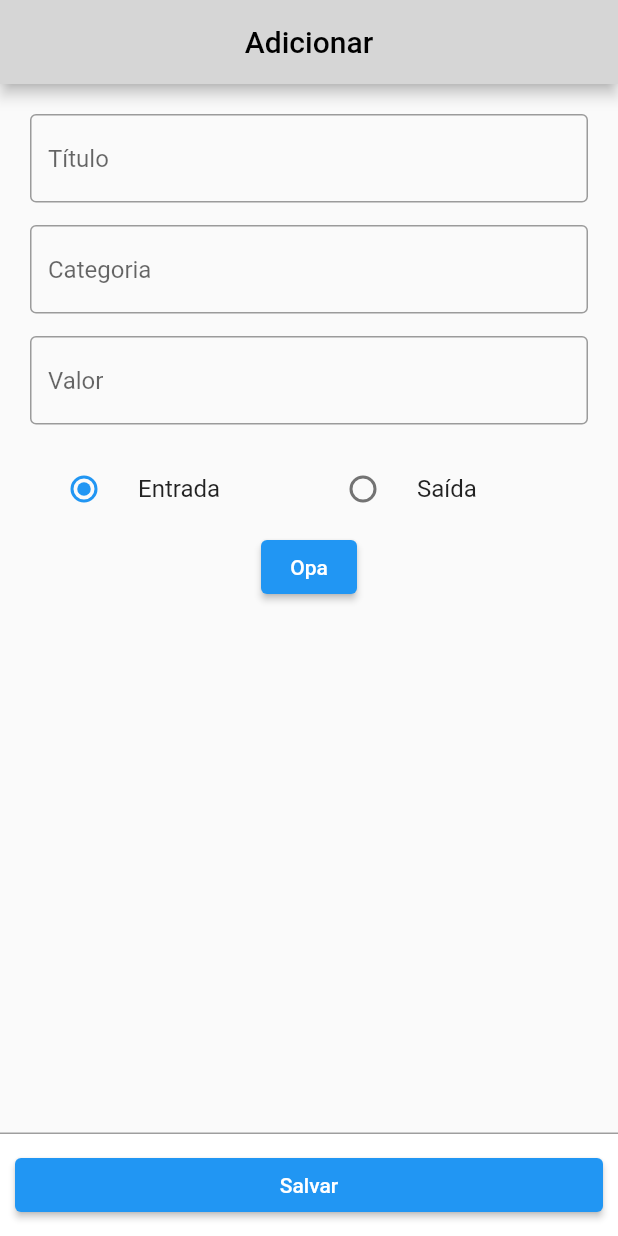
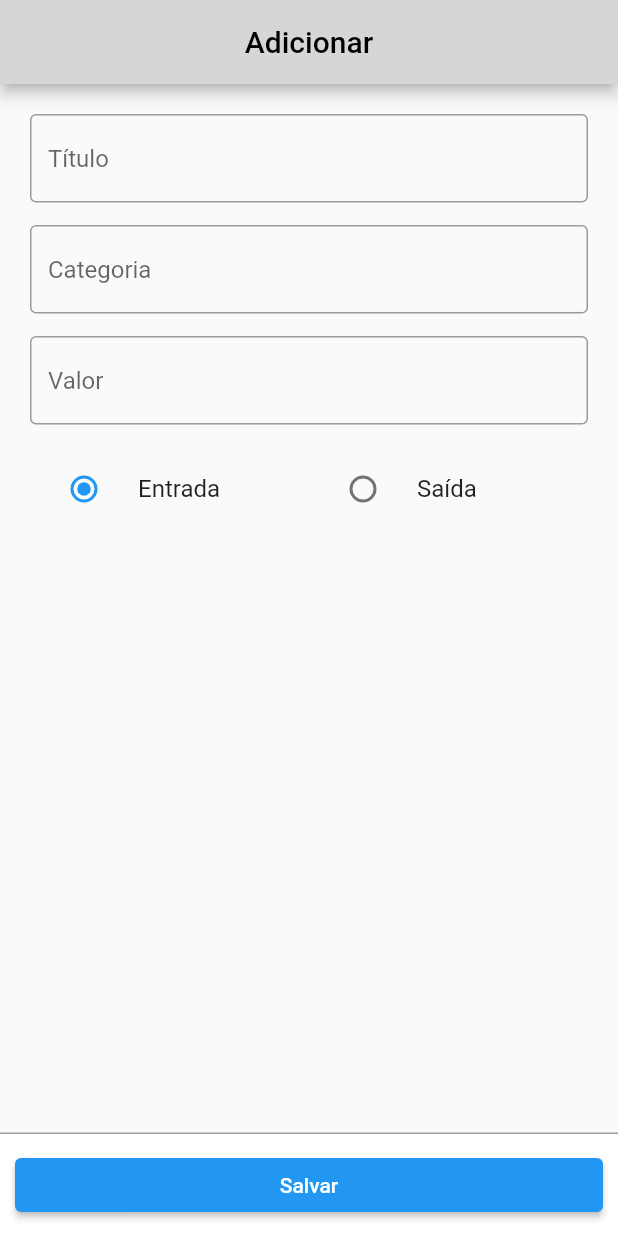
Before and after one commit to GustavoBorgesSouza/Flutter-Study-Projects, a Flutter app: the screen it shows after launch, scrolled down 123 dp, after a tap on "Adicionar", on a phone screen of 412 x 824 dp. Run offline on Flutter 3.47's test engine with Material 2 defaults, Android fonts, the phone set to English and light mode, and no system bars; our stand-ins replace signature.

Commit message:
Estado manipulado e refinado
MVP quase completo, faltam pequenos ajustes de validação e dados aparecendo na tela

```diff
--- a/bank_app/lib/components/CardTransacao.dart
+++ b/bank_app/lib/components/CardTransacao.dart
@@ -29,7 +29,7 @@ class CardTransacao extends StatelessWidget {
         style: textStyle.copyWith(fontSize: 16),
       ),
       trailing: Text(
-        "R\$ ${historico[index].entrada ? historico[index].valor : -historico[index].valor}",
+        "R\$ ${historico[index].entrada ? historico[index].valor.toStringAsFixed(2) : -historico[index].valor}",
         style: historico[index].entrada
             ? textStyle.copyWith(
                 color: Colors.green[700], fontWeight: FontWeight.bold)
--- /dev/null
+++ b/bank_app/lib/components/FootterBotao.dart
@@ -0,0 +1,78 @@
+import 'package:favoriter/screens/AddExtratoPage.dart';
+import 'package:flutter/material.dart';
+
+import '../screens/HistoricoPage.dart';
+import '../state_extratoBancario.dart';
+import 'FormsCadastro.dart';
+
+class BotaoEnvioForm extends StatelessWidget {
+  BotaoEnvioForm({
+    super.key,
+    required this.index,
+    GlobalKey<FormState>? formKey,
+    opcaoTransacao? opcao,
+    this.extratoCriado,
+    this.tituloController,
+    this.categoriaController,
+    this.valorController,
+    this.appState,
+  })  : _formKey = formKey,
+        _opcao = opcao;
+
+  GlobalKey<FormState>? _formKey;
+  opcaoTransacao? _opcao;
+  Extrato? extratoCriado;
+  TextEditingController? tituloController;
+  TextEditingController? categoriaController;
+  TextEditingController? valorController;
+  MyAppState? appState;
+  final bool index;
+
+  @override
+  Widget build(BuildContext context) {
+    return Container(
+      padding: EdgeInsets.all(10),
+      decoration: BoxDecoration(
+          color: Colors.white,
+          border: Border(top: BorderSide(color: Colors.black38))),
+      width: MediaQuery.of(context).size.width,
+      margin: EdgeInsets.only(top: 10),
+      child: ElevatedButton(
+        onPressed: () {
+          if (index) {
+            Navigator.of(context).push(
+              MaterialPageRoute(
+                builder: (context) => AddExtractPage(),
+              ),
+            );
+          } else {
+            if (_formKey!.currentState!.validate()) {
+              _opcao == opcaoTransacao.entrada
+                  ? extratoCriado!.entrada = true
+                  : extratoCriado!.entrada = false;
+              extratoCriado!.nome = tituloController!.text;
+              extratoCriado!.categoria = categoriaController!.text;
+              extratoCriado!.valor = double.parse(valorController!.text);
+
+              print(""""
+          nome ${extratoCriado!.nome}
+          categoria ${extratoCriado!.categoria}
+          valor ${extratoCriado!.valor}
+          entrada ${extratoCriado!.entrada}
+    """);
+              appState!.adicionarExtrato(extratoCriado!);
+              appState!.calcularExtrato();
+
+              Navigator.of(context).push(
+                MaterialPageRoute(
+                  builder: (context) => HistoryPage(),
+                ),
+              );
+            }
+          }
+        },
+        child: Text(index ? "Adicionar" : "Salvar"),
+      ),
+    );
+  }
+}
--- a/bank_app/lib/components/FormsCadastro.dart
+++ b/bank_app/lib/components/FormsCadastro.dart
@@ -1,9 +1,8 @@
-import 'dart:ffi';
-
 import 'package:flutter/material.dart';
 import 'package:provider/provider.dart';
 
 import '../state_extratoBancario.dart';
+import 'FootterBotao.dart';
 
 enum opcaoTransacao { entrada, saida }
 
@@ -32,7 +31,9 @@ class _FormsCadastroState extends State<FormsCadastro> {
   Widget build(BuildContext context) {
     var appState = context.watch<MyAppState>();
 
-    return Expanded(
+    return Column(
+      children: [
+        Expanded(
           child: Column(
             children: [
               Container(
@@ -41,12 +42,15 @@ class _FormsCadastroState extends State<FormsCadastro> {
                   key: _formKey,
                   child: Column(
                     children: [
-                  InputExtrato(myController: tituloController, label: "Título"),
+                      InputExtrato(
+                          myController: tituloController, label: "Título"),
                       SizedBox(height: 15),
                       InputExtrato(
-                      myController: categoriaController, label: "Categoria"),
+                          myController: categoriaController,
+                          label: "Categoria"),
                       SizedBox(height: 15),
-                  InputExtrato(myController: valorController, label: "Valor"),
+                      InputExtrato(
+                          myController: valorController, label: "Valor"),
                       SizedBox(height: 15),
                       Row(
                         children: [
@@ -78,6 +82,13 @@ class _FormsCadastroState extends State<FormsCadastro> {
                           ),
                         ],
                       ),
+                    ],
+                  ),
+                ),
+              ),
+            ],
+          ),
+        ),
         BotaoEnvioForm(
           formKey: _formKey,
           opcao: _opcao,
@@ -86,61 +97,10 @@ class _FormsCadastroState extends State<FormsCadastro> {
           categoriaController: categoriaController,
           valorController: valorController,
           appState: appState,
+          index: false,
         ),
       ],
-              ),
-            ),
-          ),
-        ],
-      ),
     );
-  }
-}
-
-class BotaoEnvioForm extends StatelessWidget {
-  const BotaoEnvioForm({
-    super.key,
-    required GlobalKey<FormState> formKey,
-    required opcaoTransacao? opcao,
-    required this.extratoCriado,
-    required this.tituloController,
-    required this.categoriaController,
-    required this.valorController,
-    required this.appState,
-  })  : _formKey = formKey,
-        _opcao = opcao;
-
-  final GlobalKey<FormState> _formKey;
-  final opcaoTransacao? _opcao;
-  final Extrato extratoCriado;
-  final TextEditingController tituloController;
-  final TextEditingController categoriaController;
-  final TextEditingController valorController;
-  final MyAppState appState;
-
-  @override
-  Widget build(BuildContext context) {
-    return ElevatedButton(
-        onPressed: () {
-          if (_formKey.currentState!.validate()) {
-            _opcao == opcaoTransacao.entrada
-                ? extratoCriado.entrada = true
-                : extratoCriado.entrada = false;
-            extratoCriado.nome = tituloController.text;
-            extratoCriado.categoria = categoriaController.text;
-            extratoCriado.valor = double.parse(valorController.text);
-
-            print(""""
-        nome ${extratoCriado.nome}
-        categoria ${extratoCriado.categoria}
-        valor ${extratoCriado.valor}
-        entrada ${extratoCriado.entrada}
-""");
-            appState.adicionarExtrato(extratoCriado);
-            appState.calcularExtrato();
-          }
-        },
-        child: Text("Opa"));
   }
 }
 
--- a/bank_app/lib/components/HeaderExtrato.dart
+++ b/bank_app/lib/components/HeaderExtrato.dart
@@ -35,7 +35,7 @@ class HeaderExtrato extends StatelessWidget {
             ],
           ),
           Text(
-            "R\$ $saldo",
+            "R\$ ${saldo.toStringAsFixed(2)}",
             style:
                 textStyle.copyWith(fontWeight: FontWeight.bold, fontSize: 24),
           ),
--- a/bank_app/lib/screens/AddExtratoPage.dart
+++ b/bank_app/lib/screens/AddExtratoPage.dart
@@ -1,5 +1,4 @@
 import 'package:flutter/material.dart';
-import '../components/FooterBotao.dart';
 import '../components/FormsCadastro.dart';
 
 class AddExtractPage extends StatelessWidget {
@@ -14,12 +13,7 @@ class AddExtractPage extends StatelessWidget {
             backgroundColor: Colors.grey[350],
             foregroundColor: Colors.black,
           ),
-          body: Column(
-            children: [
-              FormsCadastro(),
-              FooterBotao(index: false),
-            ],
-          ),
+          body: FormsCadastro(),
         ),
       ),
     );
--- a/bank_app/lib/screens/HistoricoPage.dart
+++ b/bank_app/lib/screens/HistoricoPage.dart
@@ -1,3 +1,4 @@
+import 'package:favoriter/components/FootterBotao.dart';
 import 'package:flutter/material.dart';
 import 'package:provider/provider.dart';
 
@@ -28,7 +29,7 @@ class HistoryPage extends StatelessWidget {
             children: [
               HeaderExtrato(textStyle: textStyle, saldo: saldo),
               ExtratoScroll(historico: historico, textStyle: textStyle),
-              FooterBotao(
+              BotaoEnvioForm(
                 index: true,
               ),
             ],
```
Lines whose indentation alone changed are shown as unchanged.
